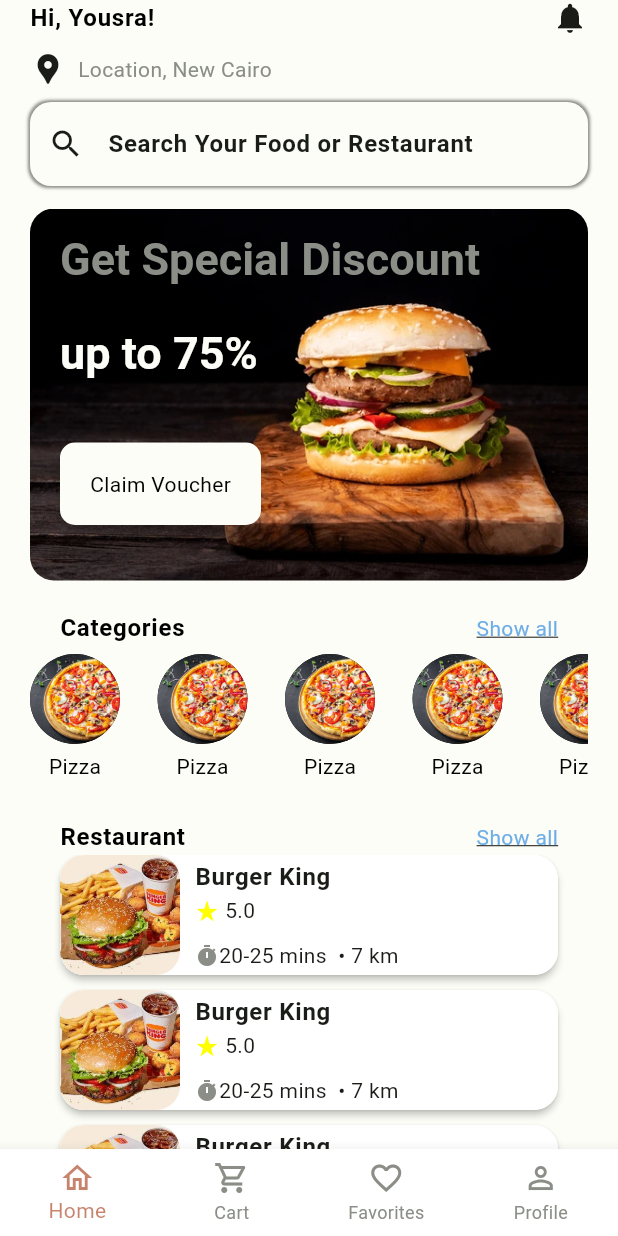
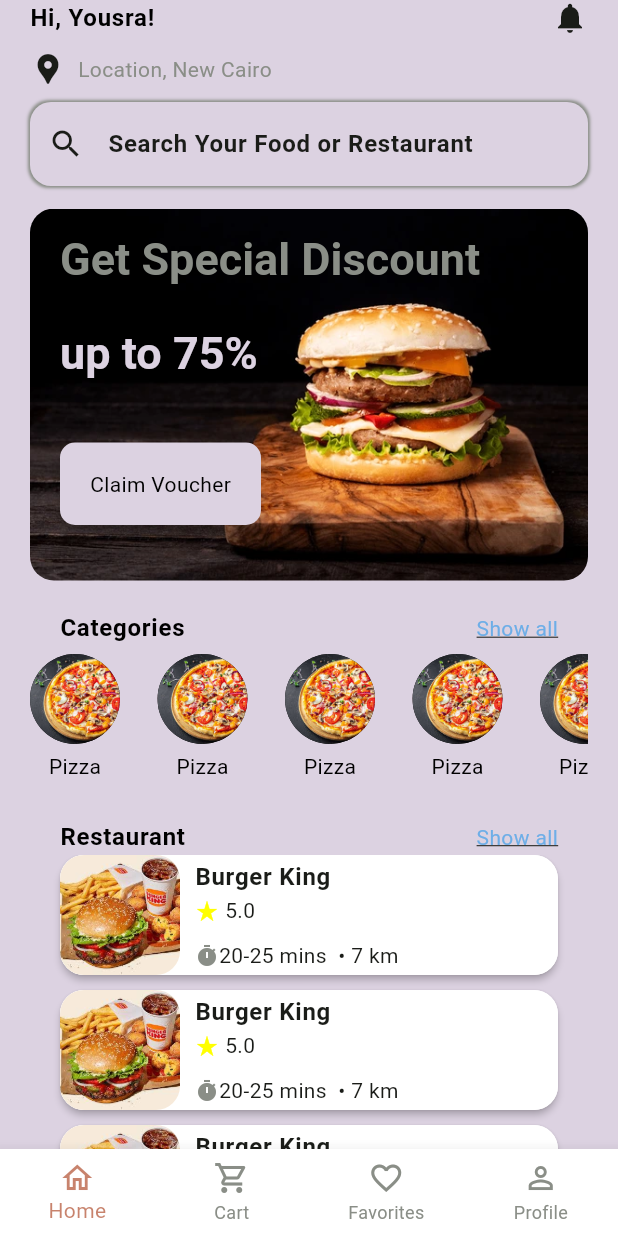
Before and after one commit to yousraamr/fedis-mockup-app, a Flutter app: the HomeScreen screen opened directly, on a phone screen of 412 x 824 dp. Run offline on Flutter 3.47's test engine with Material 3 defaults, Android fonts, the phone set to English and light mode, and no system bars; our stand-ins replace easy_localization, icons_plus.

Commit message:
Update: adjusting colors

```diff
--- a/lib/themes/theme.dart
+++ b/lib/themes/theme.dart
@@ -8,7 +8,7 @@ const lightColorScheme = ColorScheme(
   onSecondary: Color(0xFFFFFFFF),
   error: Color(0xFFBA1A1A),
   onError: Color(0xFFFFFFFF),
-  background: Color(0xFFFCFDF6),
+  background: Color(0xFFDCD2E1),
   onBackground: Color(0xFF1A1C18),
   shadow: Color(0xFF000000),
   outlineVariant: Color(0xFF8A8E87),
```
